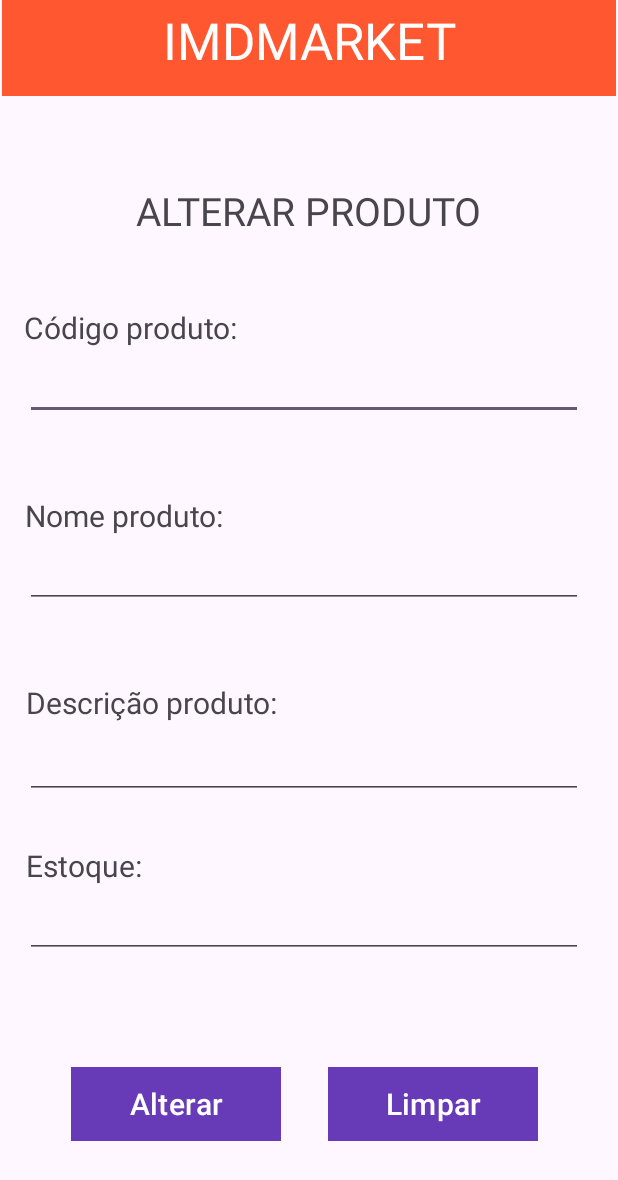
After one commit to RubenFilipe07/imd-market-android, an Android app: the fragment AlterarFragment shown on its own in the app's theme, on a phone screen of 412 x 824 dp. The commit adds this screen. Shown: the top 1180 px of the screen. Run offline under Robolectric (Android 15) with nearby library versions, the phone set to English and light mode, and no system bars.

Commit message:
feat: adicionar telas de alterar e listar

```diff
--- /dev/null
+++ b/app/src/main/java/com/rubenfilipe07/imd_market_android/AlterarFragment.java
@@ -0,0 +1,63 @@
+package com.rubenfilipe07.imd_market_android;
+
+import android.os.Bundle;
+import android.view.LayoutInflater;
+import android.view.View;
+import android.view.ViewGroup;
+
+import androidx.fragment.app.Fragment;
+
+/**
+ * A simple {@link Fragment} subclass.
+ * Use the {@link AlterarFragment#newInstance} factory method to
+ * create an instance of this fragment.
+ */
+public class AlterarFragment extends Fragment {
+
+    // TODO: Rename parameter arguments, choose names that match
+    // the fragment initialization parameters, e.g. ARG_ITEM_NUMBER
+    private static final String ARG_PARAM1 = "param1";
+    private static final String ARG_PARAM2 = "param2";
+
+    // TODO: Rename and change types of parameters
+    private String mParam1;
+    private String mParam2;
+
+    public AlterarFragment() {
+        // Required empty public constructor
+    }
+
+    /**
+     * Use this factory method to create a new instance of
+     * this fragment using the provided parameters.
+     *
+     * @param param1 Parameter 1.
+     * @param param2 Parameter 2.
+     * @return A new instance of fragment cadastroFragment.
+     */
+    // TODO: Rename and change types and number of parameters
+    public static AlterarFragment newInstance(String param1, String param2) {
+        AlterarFragment fragment = new AlterarFragment();
+        Bundle args = new Bundle();
+        args.putString(ARG_PARAM1, param1);
+        args.putString(ARG_PARAM2, param2);
+        fragment.setArguments(args);
+        return fragment;
+    }
+
+    @Override
+    public void onCreate(Bundle savedInstanceState) {
+        super.onCreate(savedInstanceState);
+        if (getArguments() != null) {
+            mParam1 = getArguments().getString(ARG_PARAM1);
+            mParam2 = getArguments().getString(ARG_PARAM2);
+        }
+    }
+
+    @Override
+    public View onCreateView(LayoutInflater inflater, ViewGroup container,
+                             Bundle savedInstanceState) {
+        // Inflate the layout for this fragment
+        return inflater.inflate(R.layout.fragment_alterar, container, false);
+    }
+}
--- /dev/null
+++ b/app/src/main/res/layout/fragment_alterar.xml
@@ -0,0 +1,187 @@
+<?xml version="1.0" encoding="utf-8"?>
+<FrameLayout xmlns:android="http://schemas.android.com/apk/res/android"
+    xmlns:app="http://schemas.android.com/apk/res-auto"
+    xmlns:tools="http://schemas.android.com/tools"
+    android:layout_width="match_parent"
+    android:layout_height="match_parent"
+    tools:context=".cadastroFragment">
+
+    <androidx.constraintlayout.widget.ConstraintLayout
+        android:layout_width="match_parent"
+        android:layout_height="match_parent">
+
+        <com.google.android.material.appbar.MaterialToolbar
+            android:id="@+id/materialToolbar5"
+            android:layout_width="409dp"
+            android:layout_height="wrap_content"
+            android:background="@color/orange"
+            android:minHeight="?attr/actionBarSize"
+            android:theme="?attr/actionBarTheme"
+            app:layout_constraintBottom_toBottomOf="parent"
+            app:layout_constraintEnd_toEndOf="parent"
+            app:layout_constraintStart_toStartOf="parent"
+            app:layout_constraintTop_toTopOf="parent"
+            app:layout_constraintVertical_bias="0.0" />
+
+        <TextView
+            android:id="@+id/textView5"
+            android:layout_width="wrap_content"
+            android:layout_height="wrap_content"
+            android:layout_marginTop="4dp"
+            android:text="@string/titulo"
+            android:textColor="#FFFFFF"
+            android:textSize="34sp"
+            app:layout_constraintBottom_toBottomOf="@+id/materialToolbar"
+            app:layout_constraintEnd_toEndOf="parent"
+            app:layout_constraintStart_toStartOf="parent"
+            app:layout_constraintTop_toTopOf="parent" />
+
+        <TextView
+            android:id="@+id/textView6"
+            android:layout_width="wrap_content"
+            android:layout_height="wrap_content"
+            android:text="@string/titulo_alteracao"
+            android:textSize="26sp"
+            app:layout_constraintBottom_toBottomOf="parent"
+            app:layout_constraintEnd_toEndOf="parent"
+            app:layout_constraintStart_toStartOf="parent"
+            app:layout_constraintTop_toTopOf="@+id/textView5"
+            app:layout_constraintVertical_bias="0.151" />
+
+        <TextView
+            android:id="@+id/textView11"
+            android:layout_width="wrap_content"
+            android:layout_height="wrap_content"
+            android:text="@string/nome_produto_cadastro"
+            android:textSize="20sp"
+            app:layout_constraintBottom_toBottomOf="parent"
+            app:layout_constraintEnd_toEndOf="parent"
+            app:layout_constraintHorizontal_bias="0.059"
+            app:layout_constraintStart_toStartOf="parent"
+            app:layout_constraintTop_toTopOf="parent"
+            app:layout_constraintVertical_bias="0.414" />
+
+        <TextView
+            android:id="@+id/textView12"
+            android:layout_width="wrap_content"
+            android:layout_height="wrap_content"
+            android:text="@string/descricao_produto_cadastro"
+            android:textSize="20sp"
+            app:layout_constraintBottom_toBottomOf="parent"
+            app:layout_constraintEnd_toEndOf="parent"
+            app:layout_constraintHorizontal_bias="0.071"
+            app:layout_constraintStart_toStartOf="parent"
+            app:layout_constraintTop_toTopOf="parent"
+            app:layout_constraintVertical_bias="0.571" />
+
+        <TextView
+            android:id="@+id/textView13"
+            android:layout_width="wrap_content"
+            android:layout_height="wrap_content"
+            android:text="@string/estoque_produto_cadastro"
+            android:textSize="20sp"
+            app:layout_constraintBottom_toBottomOf="parent"
+            app:layout_constraintEnd_toEndOf="parent"
+            app:layout_constraintHorizontal_bias="0.051"
+            app:layout_constraintStart_toStartOf="parent"
+            app:layout_constraintTop_toTopOf="parent"
+            app:layout_constraintVertical_bias="0.707" />
+
+        <EditText
+            android:id="@+id/editTextText2"
+            android:layout_width="372dp"
+            android:layout_height="48dp"
+            android:ems="10"
+            android:inputType="text"
+            app:layout_constraintBottom_toBottomOf="parent"
+            app:layout_constraintEnd_toEndOf="parent"
+            app:layout_constraintHorizontal_bias="0.41"
+            app:layout_constraintStart_toStartOf="parent"
+            app:layout_constraintTop_toBottomOf="@+id/textView8"
+            app:layout_constraintVertical_bias="0.0" />
+
+        <TextView
+            android:id="@+id/textView8"
+            android:layout_width="wrap_content"
+            android:layout_height="wrap_content"
+            android:text="@string/codigo_produto_cadastro"
+            android:textSize="20sp"
+            app:layout_constraintBottom_toBottomOf="parent"
+            app:layout_constraintEnd_toEndOf="parent"
+            app:layout_constraintHorizontal_bias="0.059"
+            app:layout_constraintStart_toStartOf="parent"
+            app:layout_constraintTop_toTopOf="parent"
+            app:layout_constraintVertical_bias="0.257" />
+
+        <EditText
+            android:id="@+id/editTextText6"
+            android:layout_width="372dp"
+            android:layout_height="48dp"
+            android:ems="10"
+            android:inputType="text"
+            app:layout_constraintBottom_toBottomOf="parent"
+            app:layout_constraintEnd_toEndOf="parent"
+            app:layout_constraintHorizontal_bias="0.41"
+            app:layout_constraintStart_toStartOf="parent"
+            app:layout_constraintTop_toBottomOf="@+id/textView11"
+            app:layout_constraintVertical_bias="0.0" />
+
+        <EditText
+            android:id="@+id/editTextText7"
+            android:layout_width="372dp"
+            android:layout_height="48dp"
+            android:ems="10"
+            android:inputType="text"
+            app:layout_constraintBottom_toBottomOf="parent"
+            app:layout_constraintEnd_toEndOf="parent"
+            app:layout_constraintHorizontal_bias="0.41"
+            app:layout_constraintStart_toStartOf="parent"
+            app:layout_constraintTop_toBottomOf="@+id/textView13"
+            app:layout_constraintVertical_bias="0.0" />
+
+        <Button
+            android:id="@+id/button3"
+            android:layout_width="140dp"
+            android:layout_height="49dp"
+            android:layout_marginTop="48dp"
+            android:background="#FFFFFF"
+            android:text="@string/btn_alterar"
+            android:textSize="20sp"
+            app:backgroundTint="@color/purple"
+            app:layout_constraintBottom_toBottomOf="parent"
+            app:layout_constraintEnd_toEndOf="parent"
+            app:layout_constraintHorizontal_bias="0.173"
+            app:layout_constraintStart_toStartOf="parent"
+            app:layout_constraintTop_toTopOf="parent"
+            app:layout_constraintVertical_bias="0.913" />
+
+        <Button
+            android:id="@+id/button4"
+            android:layout_width="140dp"
+            android:layout_height="49dp"
+            android:layout_marginTop="48dp"
+            android:background="#FFFFFF"
+            android:text="@string/btn_limpar"
+            android:textSize="20sp"
+            app:backgroundTint="@color/purple"
+            app:layout_constraintBottom_toBottomOf="parent"
+            app:layout_constraintEnd_toEndOf="parent"
+            app:layout_constraintHorizontal_bias="0.804"
+            app:layout_constraintStart_toStartOf="parent"
+            app:layout_constraintTop_toTopOf="parent"
+            app:layout_constraintVertical_bias="0.913" />
+
+        <EditText
+            android:id="@+id/editTextText8"
+            android:layout_width="372dp"
+            android:layout_height="48dp"
+            android:ems="10"
+            android:inputType="text"
+            app:layout_constraintBottom_toBottomOf="parent"
+            app:layout_constraintEnd_toEndOf="parent"
+            app:layout_constraintHorizontal_bias="0.41"
+            app:layout_constraintStart_toStartOf="parent"
+            app:layout_constraintTop_toBottomOf="@+id/textView8"
+            app:layout_constraintVertical_bias="0.465" />
+    </androidx.constraintlayout.widget.ConstraintLayout>
+</FrameLayout>
--- a/app/src/main/res/values/strings.xml
+++ b/app/src/main/res/values/strings.xml
@@ -22,7 +22,10 @@
     <string name="btn_limpar">Limpar</string>
 
     <string name="titulo_deletar">DELETAR PRODUTO</string>
-
+    <string name="titulo_alteracao">ALTERAR PRODUTO</string>
+    <string name="btn_alterar">Alterar</string>
+    <string name="titulo_listar">LISTA DE PRODUTOS</string>
+    <string name="btn_voltar">Voltar</string>
 
 
 </resources>
```
Also changed, not shown: app/src/main/java/com/rubenfilipe07/imd_market_android/ListarFragment.java (added, +63 -0 lines), app/src/main/res/layout/fragment_listar.xml (added, +76 -0 lines).
